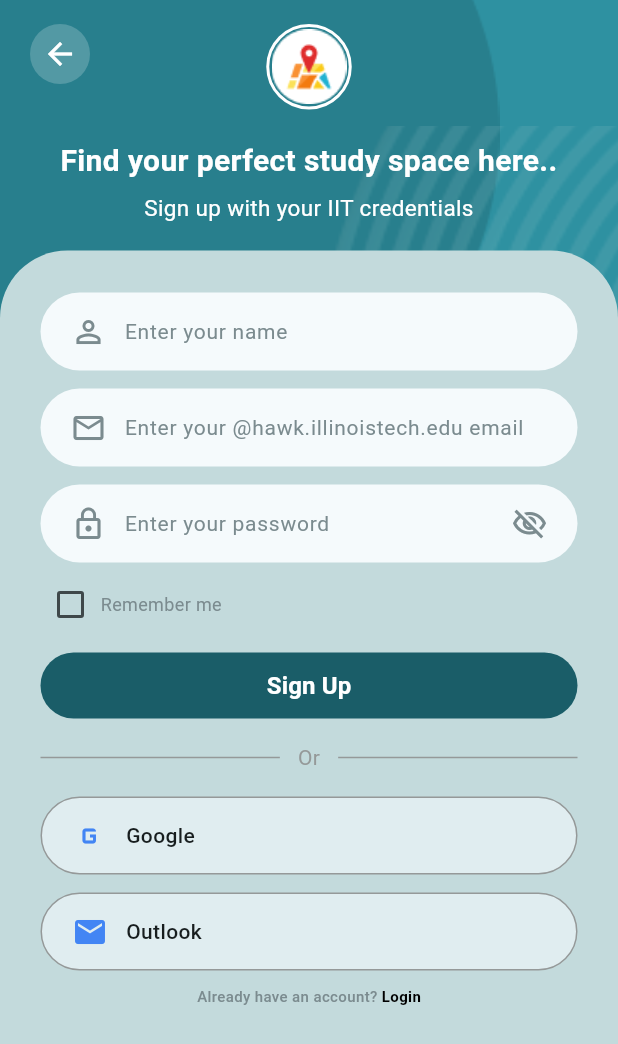
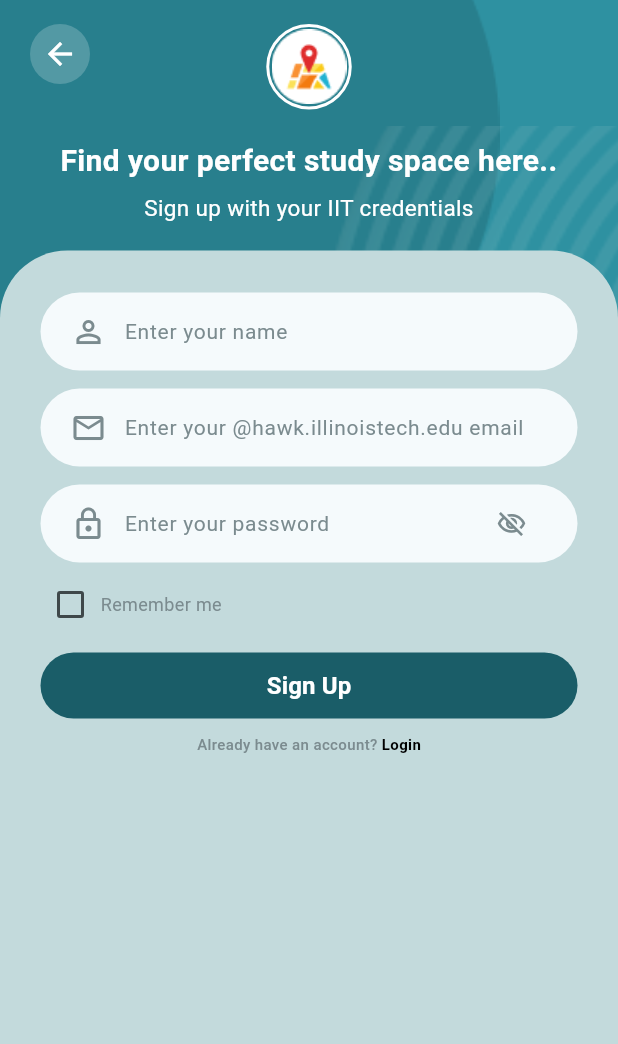
Before and after one commit to GeetaHade/spacefinder-app, a Flutter app: the SignUpScreen screen opened by its route, on a phone screen of 412 x 824 dp. Shown: the top 1044 px of the screen. Run offline on Flutter 3.47's test engine with Material 3 defaults, Android fonts, the phone set to English and light mode, and no system bars; our stand-ins replace shared_preferences; accounts and stored records are empty; Roboto replaces fonts that are missing (System).

Commit message:
Added map functionality , added study spaces and edited login and registration page.

```diff
--- a/lib/main.dart
+++ b/lib/main.dart
@@ -13,6 +13,8 @@ import 'screens/preferences/amenities_screen.dart';
 import 'screens/results/searching_screen.dart';
 import 'screens/results/filtered_spaces_screen.dart';
 import 'screens/results/space_detail_screen.dart';
+import 'screens/results/space_image_screen.dart';
+import 'screens/map/space_map_screen.dart';
 
 
 
@@ -56,6 +58,8 @@ class SpaceFinderApp extends StatelessWidget {
         '/searching': (context) => const SearchingScreen(),
         '/results': (context) => const FilteredSpacesScreen(),
         '/spaceDetail': (context) => const SpaceDetailScreen(),
+        '/spaceImage': (context) => const SpaceImageScreen(),
+        '/spaceMap': (context) => const SpaceMapScreen(),
 
 
       },
--- a/lib/models/space_models.dart
+++ b/lib/models/space_models.dart
@@ -22,6 +22,7 @@ class StudySpace {
   final String id;
   final String name;
   final String imageAsset; // you can point to assets
+  final String? layoutImageAsset;
   final double rating;
   final NoiseLevel noise;
   final CrowdLevel crowd;
@@ -33,6 +34,7 @@ class StudySpace {
     required this.id,
     required this.name,
     required this.imageAsset,
+    this.layoutImageAsset,
     required this.rating,
     required this.noise,
     required this.crowd,
--- a/lib/screens/auth/signup_screen.dart
+++ b/lib/screens/auth/signup_screen.dart
@@ -263,16 +263,6 @@ class _SignUpScreenState extends State<SignUpScreen> {
                             ),
                           ),
 
-                          const SizedBox(height: 16),
-
-                          const _OrDivider(),
-                          const SizedBox(height: 16),
-
-                          const _ProviderButton(label: "Google", icon: Icons.g_mobiledata),
-                          const SizedBox(height: 12),
-
-                          const _ProviderButton(label: "Outlook", icon: Icons.email),
-
                           const SizedBox(height: 10),
 
                           GestureDetector(
@@ -318,7 +308,7 @@ class _SignUpScreenState extends State<SignUpScreen> {
   }
 }
 
-class _AuthTextField extends StatelessWidget {
+class _AuthTextField extends StatefulWidget {
   final TextEditingController controller;
   final String hint;
   final IconData icon;
@@ -334,7 +324,21 @@ class _AuthTextField extends StatelessWidget {
   });
 
   @override
+  State<_AuthTextField> createState() => _AuthTextFieldState();
+}
+
+class _AuthTextFieldState extends State<_AuthTextField> {
+  late bool _obscure;
+
+  @override
+  void initState() {
+    super.initState();
+    _obscure = widget.obscure;
+  }
+
+  @override
   Widget build(BuildContext context) {
+    final effectiveObscure = widget.showEye ? _obscure : widget.obscure;
     return Container(
       height: 52,
       decoration: BoxDecoration(
@@ -344,15 +348,15 @@ class _AuthTextField extends StatelessWidget {
       padding: const EdgeInsets.symmetric(horizontal: 20),
       child: Row(
         children: [
-          Icon(icon, color: const Color(0xFF7B8B8F)),
+          Icon(widget.icon, color: const Color(0xFF7B8B8F)),
           const SizedBox(width: 12),
           Expanded(
             child: TextField(
-              controller: controller,
-              obscureText: obscure,
+              controller: widget.controller,
+              obscureText: effectiveObscure,
               decoration: InputDecoration(
                 border: InputBorder.none,
-                hintText: hint,
+                hintText: widget.hint,
                 hintStyle: const TextStyle(
                   fontSize: 14,
                   color: Color(0xFF7B8B8F),
@@ -360,64 +364,19 @@ class _AuthTextField extends StatelessWidget {
               ),
             ),
           ),
-          if (showEye)
-            const Icon(
-              Icons.visibility_off_outlined,
-              color: Color(0xFF7B8B8F),
+          if (widget.showEye)
+            IconButton(
+              icon: Icon(
+                _obscure ? Icons.visibility_off_outlined : Icons.visibility_outlined,
+                color: const Color(0xFF7B8B8F),
+                size: 20,
+              ),
+              onPressed: () => setState(() {
+                _obscure = !_obscure;
+              }),
             ),
         ],
       ),
     );
   }
 }
-
-class _OrDivider extends StatelessWidget {
-  const _OrDivider();
-
-  @override
-  Widget build(BuildContext context) {
-    return Row(
-      children: const [
-        Expanded(child: Divider(color: Color(0xFF959999), thickness: 1)),
-        Padding(
-          padding: EdgeInsets.symmetric(horizontal: 12),
-          child: Text(
-            "Or",
-            style: TextStyle(color: Color(0xFF959999), fontSize: 14),
-          ),
-        ),
-        Expanded(child: Divider(color: Color(0xFF959999), thickness: 1)),
-      ],
-    );
-  }
-}
-
-class _ProviderButton extends StatelessWidget {
-  final String label;
-  final IconData icon;
-
-  const _ProviderButton({required this.label, required this.icon});
-
-  @override
-  Widget build(BuildContext context) {
-    return Container(
-      height: 52,
-      decoration: BoxDecoration(
-        color: const Color(0xFFE0EDF0),
-        borderRadius: BorderRadius.circular(28),
-        border: Border.all(color: const Color(0xFF959999)),
-      ),
-      padding: const EdgeInsets.symmetric(horizontal: 20),
-      child: Row(
-        children: [
-          Icon(icon, color: const Color(0xFF4285F4)),
-          const SizedBox(width: 12),
-          Text(
-            label,
-            style: const TextStyle(fontSize: 14, fontWeight: FontWeight.w500),
-          ),
-        ],
-      ),
-    );
-  }
-}
--- a/lib/screens/results/filtered_spaces_screen.dart
+++ b/lib/screens/results/filtered_spaces_screen.dart
@@ -42,7 +42,7 @@ class FilteredSpacesScreen extends StatelessWidget {
                   image: AssetImage(s.imageAsset),
                   fit: BoxFit.cover,
                   colorFilter: ColorFilter.mode(
-                    Colors.black.withOpacity(0.35),
+                    const Color.fromRGBO(0, 0, 0, 0.35),
                     BlendMode.darken,
                   ),
                 ),
--- a/lib/screens/results/space_detail_screen.dart
+++ b/lib/screens/results/space_detail_screen.dart
@@ -94,7 +94,11 @@ class SpaceDetailScreen extends StatelessWidget {
                     ),
                   ),
                   onPressed: () {
-                    // later: open maps / save booking
+                    Navigator.pushNamed(
+                      context,
+                      '/spaceMap',
+                      arguments: space,
+                    );
                   },
                   child: const Text(
                     'Select Your Space',
```
Also changed, not shown: lib/screens/auth/login_screen.dart (+29 -69 lines), lib/screens/map/space_map_screen.dart (added, +207 -0 lines), lib/screens/results/space_image_screen.dart (added, +62 -0 lines), lib/services/space_service.dart (+44 -4 lines), assets/ComingSoon.png (added), assets/HermanHallImg.jpg (added), assets/LibraryImg.jpg (added), assets/Mtcc.jpg (added), assets/PrivateRoomImg.jpg (added), assets/PrivateRoomMap.png (added), assets/SileantStudyImg.jpg (added), assets/SileantStudyMap.png (added).
